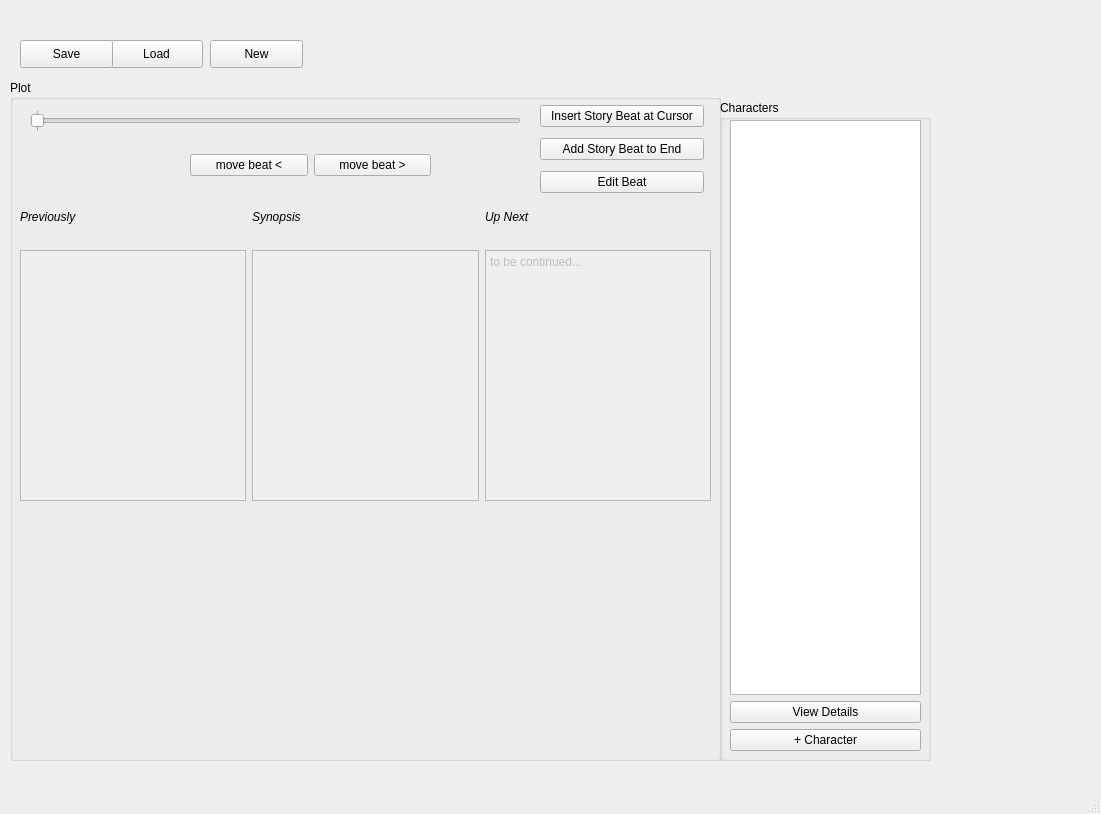
First picture: the form in mainwindow.ui, repository Zo-Bro/story_arc_grapher, before the edit.
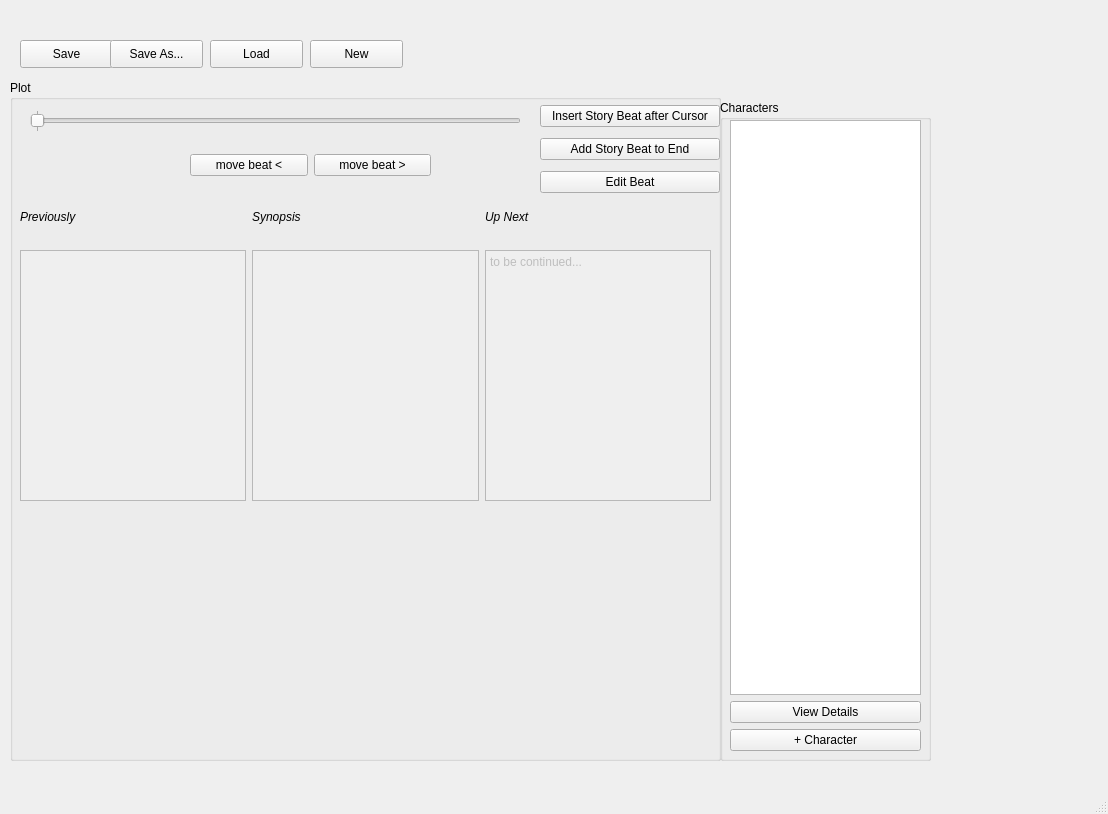
Second picture: the form after the edit. Custom widgets are drawn as their Qt base class.

Commit message: Solved some bugs in window persistence. Solved some bugs in how the tab widget is refreshed . Added some assertions and handled them when saving to ensure a valid save path. implemented a "save as" button.

```diff
--- a/mainwindow.ui
+++ b/mainwindow.ui
@@ -6,7 +6,7 @@
    <rect>
     <x>0</x>
     <y>0</y>
-    <width>1101</width>
+    <width>1108</width>
     <height>814</height>
    </rect>
   </property>
@@ -17,7 +17,7 @@
    <widget class="QPushButton" name="loadBtn">
     <property name="geometry">
      <rect>
-      <x>110</x>
+      <x>210</x>
       <y>40</y>
       <width>93</width>
       <height>28</height>
@@ -30,7 +30,7 @@
    <widget class="QPushButton" name="newBtn">
     <property name="geometry">
      <rect>
-      <x>210</x>
+      <x>310</x>
       <y>40</y>
       <width>93</width>
       <height>28</height>
@@ -169,7 +169,7 @@
       <rect>
        <x>530</x>
        <y>20</y>
-       <width>164</width>
+       <width>180</width>
        <height>101</height>
       </rect>
      </property>
@@ -177,7 +177,7 @@
       <item>
        <widget class="QPushButton" name="insertEntryBtn">
         <property name="text">
-         <string>Insert Story Beat at Cursor</string>
+         <string>Insert Story Beat after Cursor</string>
         </property>
        </widget>
       </item>
@@ -346,6 +346,19 @@
      <layout class="QVBoxLayout" name="tabHolder"/>
     </widget>
    </widget>
+   <widget class="QPushButton" name="saveAsBtn">
+    <property name="geometry">
+     <rect>
+      <x>110</x>
+      <y>40</y>
+      <width>93</width>
+      <height>28</height>
+     </rect>
+    </property>
+    <property name="text">
+     <string>Save As...</string>
+    </property>
+   </widget>
   </widget>
   <widget class="QMenuBar" name="menubar">
    <property name="geometry">
```
Left out of the diff: 2 changed lines with no effect on the pictures. The commit also changes 5 other files.
